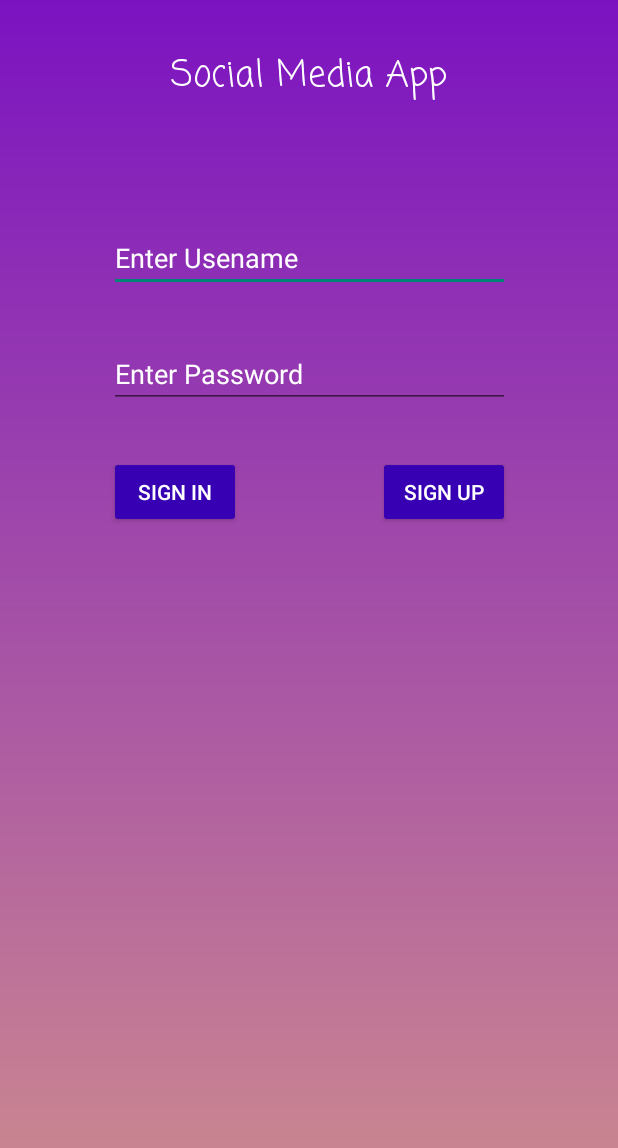
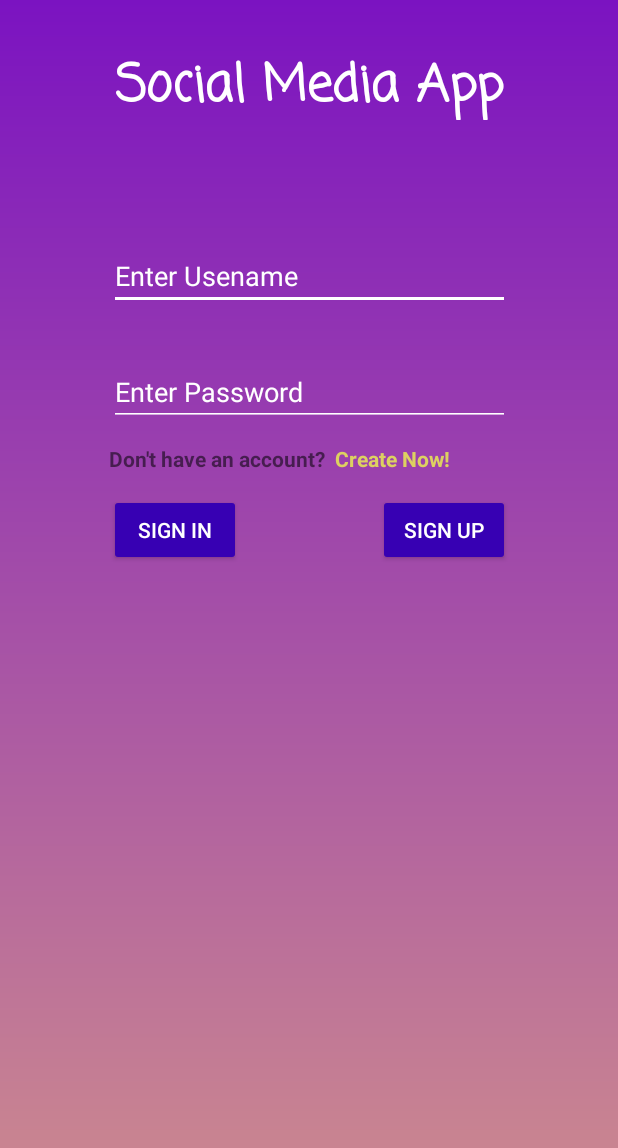
Before and after one commit to enesgunumdogdu/Social-Media-App, an Android app: the screen it shows after launch (MainActivity), on a phone screen of 412 x 824 dp. Shown: the top 1148 px of the screen. Run offline under Robolectric (Android 15) with nearby library versions, the phone set to English and light mode, and no system bars.

Commit message:
create account page

```diff
--- a/app/src/main/AndroidManifest.xml
+++ b/app/src/main/AndroidManifest.xml
@@ -11,6 +11,9 @@
         android:supportsRtl="true"
         android:theme="@style/Theme.KotlinInstagram"
         tools:targetApi="31">
+        <activity
+            android:name=".CreateAccountActivity"
+            android:exported="false" />
         <activity
             android:name=".UploadActivity"
             android:exported="false" />
--- a/app/src/main/java/com/enesgunumdogdu/kotlininstagram/MainActivity.kt
+++ b/app/src/main/java/com/enesgunumdogdu/kotlininstagram/MainActivity.kt
@@ -1,5 +1,6 @@
 package com.enesgunumdogdu.kotlininstagram
 
+import android.content.Intent
 import androidx.appcompat.app.AppCompatActivity
 import android.os.Bundle
 import android.view.View
@@ -24,4 +25,9 @@ class MainActivity : AppCompatActivity() {
     fun signUpClicked(view : View){
 
     }
+
+    fun createAccount(view : View){
+        val intent = Intent(this,CreateAccountActivity::class.java)
+        startActivity(intent)
+    }
 }
--- a/app/src/main/res/layout/activity_main.xml
+++ b/app/src/main/res/layout/activity_main.xml
@@ -7,14 +7,27 @@
     android:background="@drawable/gradient_background"
     tools:context=".MainActivity">
 
+    <TextView
+        android:id="@+id/textView2"
+        android:layout_width="wrap_content"
+        android:layout_height="wrap_content"
+        android:layout_marginTop="12dp"
+        android:layout_marginEnd="40dp"
+        android:onClick="createAccount"
+        android:text="Create Now!"
+        android:textColor="#DDD161"
+        android:textStyle="bold"
+        app:layout_constraintEnd_toEndOf="@+id/passwordText"
+        app:layout_constraintTop_toBottomOf="@+id/passwordText" />
+
     <Button
         android:id="@+id/button2"
         android:layout_width="wrap_content"
         android:layout_height="wrap_content"
-        android:layout_marginTop="32dp"
+        android:layout_marginTop="45dp"
+        android:backgroundTint="@color/purple_700"
         android:onClick="signUpClicked"
         android:text="SIGN UP"
-        android:backgroundTint="@color/purple_700"
         android:textColor="#FFFFFF"
         app:layout_constraintEnd_toEndOf="@+id/passwordText"
         app:layout_constraintTop_toBottomOf="@+id/passwordText"
@@ -28,6 +41,7 @@
         android:ems="10"
         android:hint="Enter Usename"
         android:inputType="textPersonName"
+        android:backgroundTint="@color/white"
         android:textColor="#FFFFFF"
         android:textColorHint="@color/white"
         app:layout_constraintEnd_toEndOf="parent"
@@ -42,6 +56,7 @@
         android:width="267dp"
         android:height="41dp"
         android:ems="10"
+        android:backgroundTint="@color/white"
         android:hint="Enter Password"
         android:inputType="textPassword"
         android:textColor="#FFFFFF"
@@ -54,25 +69,36 @@
         android:id="@+id/button"
         android:layout_width="wrap_content"
         android:layout_height="wrap_content"
-        android:layout_marginTop="32dp"
+        android:layout_marginTop="45dp"
         android:backgroundTint="@color/purple_700"
-        android:textColor="@color/white"
         android:onClick="signInClicked"
         android:text="SIGN IN"
+        android:textColor="@color/white"
         app:layout_constraintStart_toStartOf="@+id/passwordText"
         app:layout_constraintTop_toBottomOf="@+id/passwordText" />
 
     <TextView
         android:id="@+id/clone"
-        android:layout_width="263dp"
-        android:layout_height="36dp"
+        android:layout_width="278dp"
+        android:layout_height="48dp"
         android:layout_marginTop="32dp"
         android:fontFamily="casual"
         android:text="Social Media App"
         android:textAlignment="center"
         android:textColor="@color/white"
-        android:textSize="24sp"
+        android:textSize="34sp"
+        android:textStyle="bold"
         app:layout_constraintEnd_toEndOf="parent"
         app:layout_constraintStart_toStartOf="parent"
         app:layout_constraintTop_toTopOf="parent" />
+
+    <TextView
+        android:id="@+id/textView"
+        android:layout_width="wrap_content"
+        android:layout_height="wrap_content"
+        android:layout_marginTop="12dp"
+        android:text="Don't have an account?"
+        android:textStyle="bold"
+        app:layout_constraintStart_toStartOf="@+id/passwordText"
+        app:layout_constraintTop_toBottomOf="@+id/passwordText" />
 </androidx.constraintlayout.widget.ConstraintLayout>
```
Also changed, not shown: app/src/main/java/com/enesgunumdogdu/kotlininstagram/CreateAccountActivity.kt (added, +13 -0 lines), app/src/main/res/drawable/gradient_background2.xml (added, +11 -0 lines), app/src/main/res/layout/activity_create_account.xml (added, +82 -0 lines).
